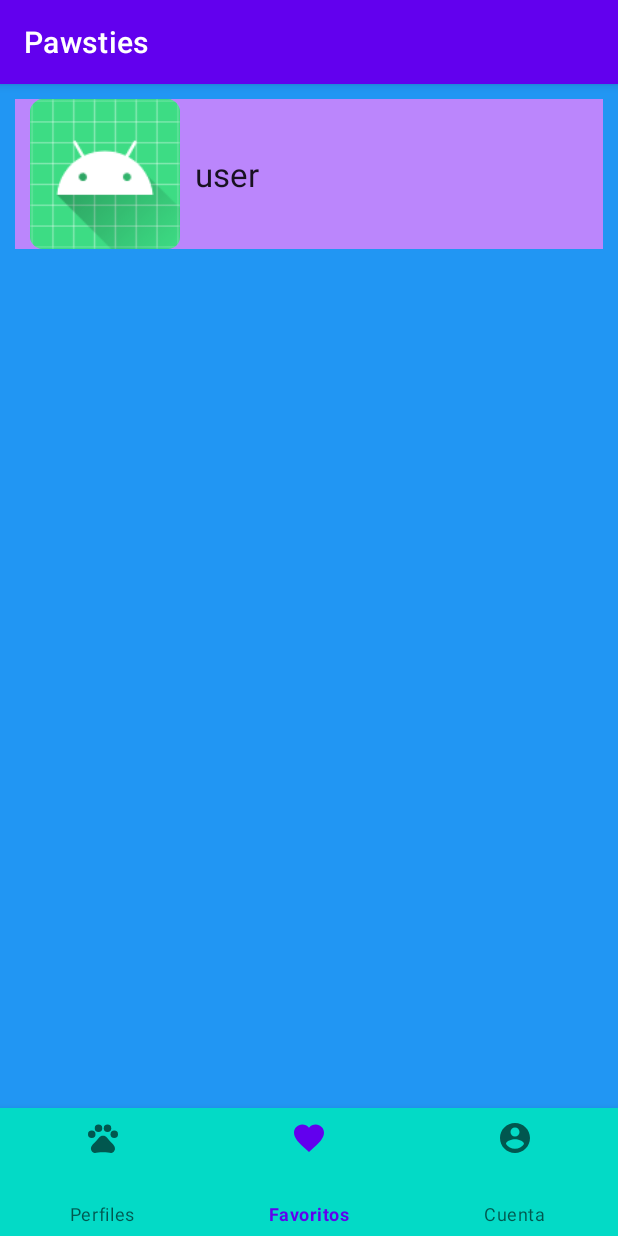
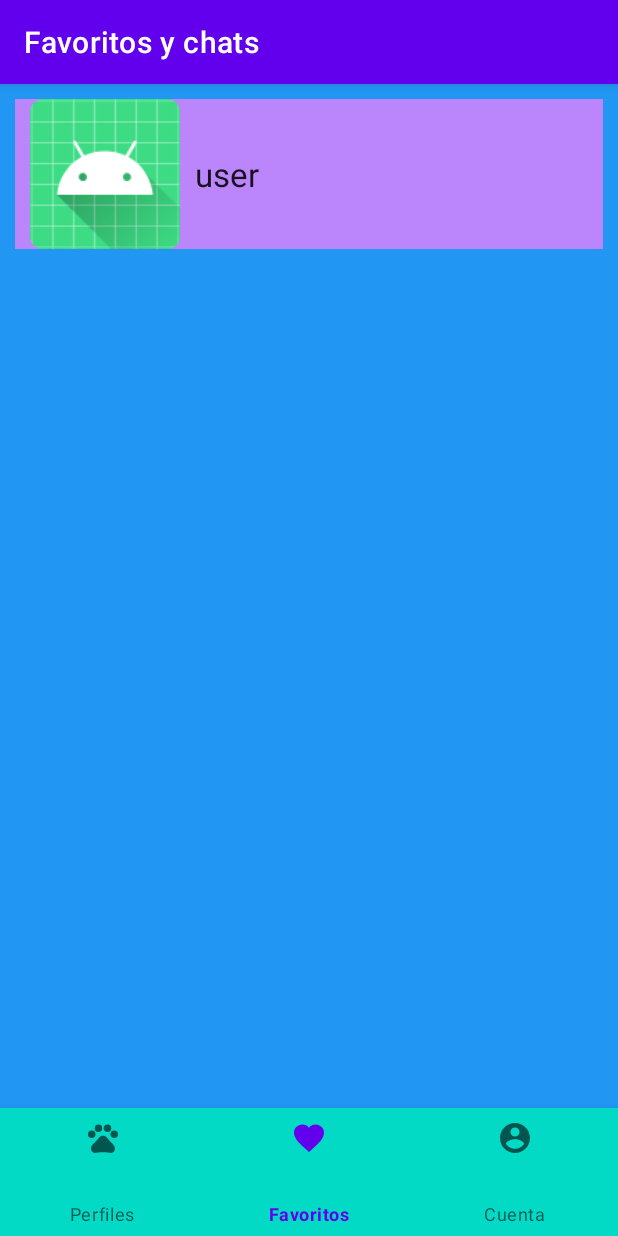
Before and after one commit to rakso-dev/Pawsties, an Android app: the screen it shows after launch (MainActivity), item 2 of the bottom bar chosen, on a phone screen of 412 x 824 dp. Run offline under Robolectric (Android 15) with nearby library versions, the phone set to English and light mode, and no system bars.

Commit message:
activity outside context resolved

```diff
--- a/androidApp/app/src/main/AndroidManifest.xml
+++ b/androidApp/app/src/main/AndroidManifest.xml
@@ -17,9 +17,6 @@
         android:supportsRtl="true"
         android:theme="@style/Theme.Pawsties">
         <activity
-            android:name=".ChatActivivty"
-            android:exported="true" />
-        <activity
             android:name=".MainActivity"
             android:exported="true"
             android:screenOrientation="fullUser">
@@ -29,6 +26,9 @@
                 <category android:name="android.intent.category.LAUNCHER" />
             </intent-filter>
         </activity>
+        <activity
+            android:name=".ChatActivivty"
+            android:exported="true" />
     </application>
 
 </manifest>
--- a/androidApp/app/src/main/java/com/pawsties/android/ChatActivivty.java
+++ b/androidApp/app/src/main/java/com/pawsties/android/ChatActivivty.java
@@ -20,8 +20,8 @@ public class ChatActivivty extends AppCompatActivity {
         setContentView(R.layout.activity_chat);
 
         toolbar = findViewById(R.id.toolbar_chat);
-        setSupportActionBar(toolbar);
-        getSupportActionBar().setTitle("");
+        //setSupportActionBar(toolbar);
+        getSupportActionBar().setTitle("Chat");
         getSupportActionBar().setDisplayHomeAsUpEnabled(true);
         toolbar.setNavigationOnClickListener(v -> finish());
 
--- a/androidApp/app/src/main/java/com/pawsties/android/FavoritiesFragment.java
+++ b/androidApp/app/src/main/java/com/pawsties/android/FavoritiesFragment.java
@@ -64,8 +64,12 @@ public class FavoritiesFragment extends Fragment {
 
     private void loadPets(){
 
-        adapter = new FavsAdapter (this.getContext(), baseContext, pets);
+        adapter = new FavsAdapter (getContext(), baseContext, pets);
         //adapter.setOnPlanetSelectedListener (listener);
+
+        /**
+         * aqui se tienen que cargar los datos de los perfiles de la bd en azure
+         * */
 
         recyclerView.setAdapter (adapter);
     }
--- a/androidApp/app/src/main/java/com/pawsties/android/FavsAdapter.java
+++ b/androidApp/app/src/main/java/com/pawsties/android/FavsAdapter.java
@@ -17,8 +17,8 @@ class FavsAdapter extends RecyclerView.Adapter<FavsListVH> {
     private Context context, baseContext;
     private ArrayList<Pet> pets;
 
-    FavsAdapter (Context context, Context baseContext, ArrayList<Pet> pets) {
-        this.context = context;
+    FavsAdapter (Context mcontext, Context baseContext, ArrayList<Pet> pets) {
+        this.context = mcontext;
         this.baseContext = baseContext;
         this.pets = pets;
     }
@@ -33,24 +33,20 @@ class FavsAdapter extends RecyclerView.Adapter<FavsListVH> {
 
     @Override
     public void onBindViewHolder(@NonNull FavsListVH holder, int position) {
-        Log.i("VH_item", "OnBindVH");
-        Toast.makeText(baseContext, "OnViewHolder", Toast.LENGTH_LONG).show();
 
         final Pet pet = pets.get(position);
         holder.bind(pet.pic, pet.name);
 
         //HAY PROBLEMITAS AL LANZAR EL CHAT ACTIVITY!!!
-        Toast.makeText(baseContext, "listo para seleccionar chat", Toast.LENGTH_LONG).show();
+        //El problema se encuentra en el toolbar del chat activity
+        Toast.makeText(context, "listo para seleccionar chat", Toast.LENGTH_LONG).show();
         holder.itemView.setOnClickListener(v -> {
-            try {
-                Intent intent = new Intent(baseContext, ChatActivivty.class);
+                Intent intent = new Intent(context, ChatActivivty.class);
                 intent.putExtra("username", "username");
-                Toast.makeText(baseContext, "lanzando intent", Toast.LENGTH_LONG).show();
-                baseContext.startActivity(intent);
-            }catch (Exception e){
-                Toast.makeText(baseContext, "error: "+e, Toast.LENGTH_LONG).show();
-            }
+                intent.setFlags(Intent.FLAG_ACTIVITY_NEW_TASK);
+                context.startActivity(intent);
         });
+
     }
 
     @Override
--- a/androidApp/app/src/main/java/com/pawsties/android/MainActivity.java
+++ b/androidApp/app/src/main/java/com/pawsties/android/MainActivity.java
@@ -2,6 +2,7 @@ package com.pawsties.android;
 
 import android.Manifest;
 import android.annotation.SuppressLint;
+import android.content.Context;
 import android.content.DialogInterface;
 import android.content.Intent;
 import android.content.pm.PackageManager;
@@ -41,6 +42,8 @@ public class MainActivity extends AppCompatActivity {
     protected void onCreate(Bundle savedInstanceState) {
         super.onCreate(savedInstanceState);
         setContentView(R.layout.activity_main);
+
+        getSupportActionBar().setTitle("Perfiles cercanos");
 
         navigationBar = findViewById(R.id.bottom_navigation_bar);
         navigationBar.setOnNavigationItemSelectedListener(navigationListener);
@@ -111,12 +114,15 @@ public class MainActivity extends AppCompatActivity {
             case R.id.nav_profiles:
                 //getSupportFragmentManager().beginTransaction().remove(selectFragment).commit();
                 selectFragment = new ProfilesFragment();
+                getSupportActionBar().setTitle("Perfiles cercanos");
                 break;
             case R.id.nav_favorities:
                 selectFragment = new FavoritiesFragment(getBaseContext());
+                getSupportActionBar().setTitle("Favoritos y chats");
                 break;
             case R.id.nav_account:
                 selectFragment = new AccountFragment();
+                getSupportActionBar().setTitle("Cuenta y ajustes");
                 break;
         }
 
```
Also changed, not shown: androidApp/app/build.gradle (+19 -1 lines), androidApp/app/src/main/res/layout/activity_chat.xml (+5 -5 lines).
